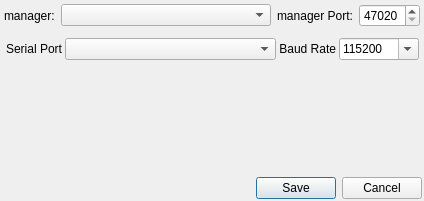
The window that qiperfc/src/dlgserial.ui (coolshou/qiperf) describes before a commit, drawn with Qt 5.
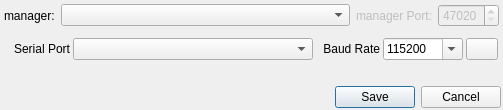
The same window after the commit. Icons and pictures are not drawn.

```diff
--- a/qiperfc/src/dlgserial.ui
+++ b/qiperfc/src/dlgserial.ui
@@ -6,8 +6,8 @@
    <rect>
     <x>0</x>
     <y>0</y>
-    <width>424</width>
-    <height>201</height>
+    <width>503</width>
+    <height>110</height>
    </rect>
   </property>
   <property name="windowTitle">
@@ -57,6 +57,9 @@
       </item>
       <item>
        <widget class="QLabel" name="label_2">
+        <property name="enabled">
+         <bool>false</bool>
+        </property>
         <property name="text">
          <string>manager Port:</string>
         </property>
@@ -64,6 +67,9 @@
       </item>
       <item>
        <widget class="QSpinBox" name="spinBox">
+        <property name="enabled">
+         <bool>false</bool>
+        </property>
         <property name="minimum">
          <number>47020</number>
         </property>
@@ -80,7 +86,7 @@
    </item>
    <item>
     <widget class="QWidget" name="widget_serial" native="true">
-     <layout class="QHBoxLayout" name="horizontalLayout_2" stretch="0,1,0,0">
+     <layout class="QHBoxLayout" name="horizontalLayout_2" stretch="0,1,0,0,0">
       <property name="spacing">
        <number>3</number>
       </property>
@@ -218,6 +224,23 @@
         </item>
        </widget>
       </item>
+      <item>
+       <widget class="QPushButton" name="pbPortConfig">
+        <property name="maximumSize">
+         <size>
+          <width>32</width>
+          <height>16777215</height>
+         </size>
+        </property>
+        <property name="text">
+         <string/>
+        </property>
+        <property name="icon">
+         <iconset resource="../../qiperf.qrc">
+          <normaloff>:/portconfig</normaloff>:/portconfig</iconset>
+        </property>
+       </widget>
+      </item>
      </layout>
     </widget>
    </item>
```
